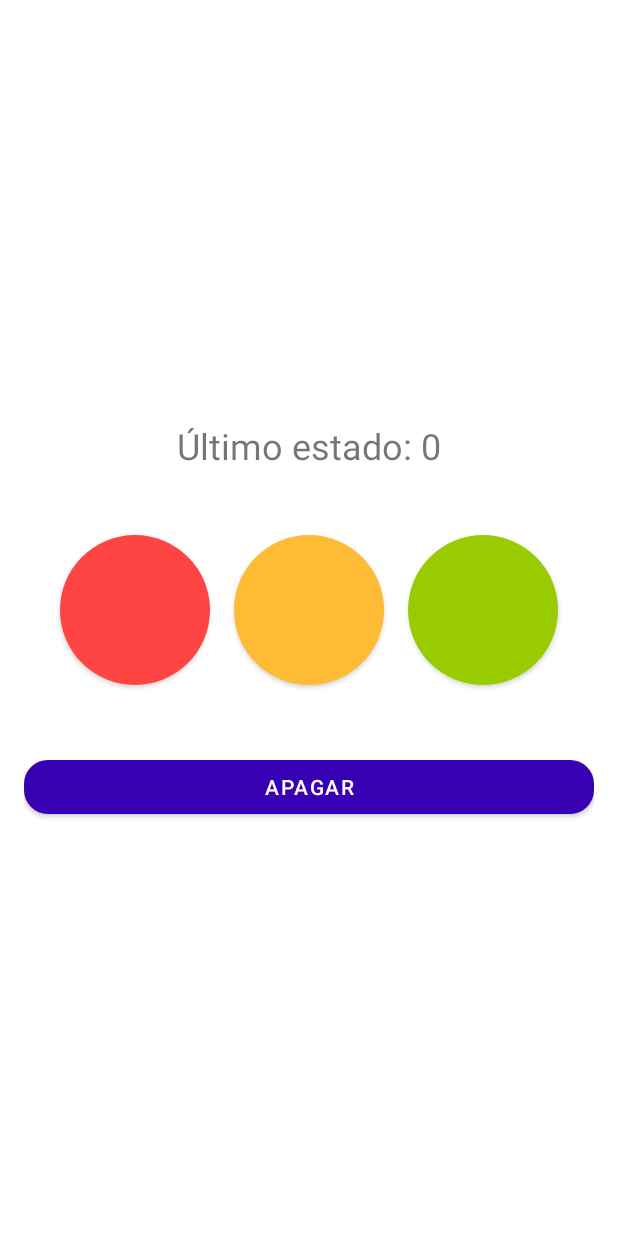
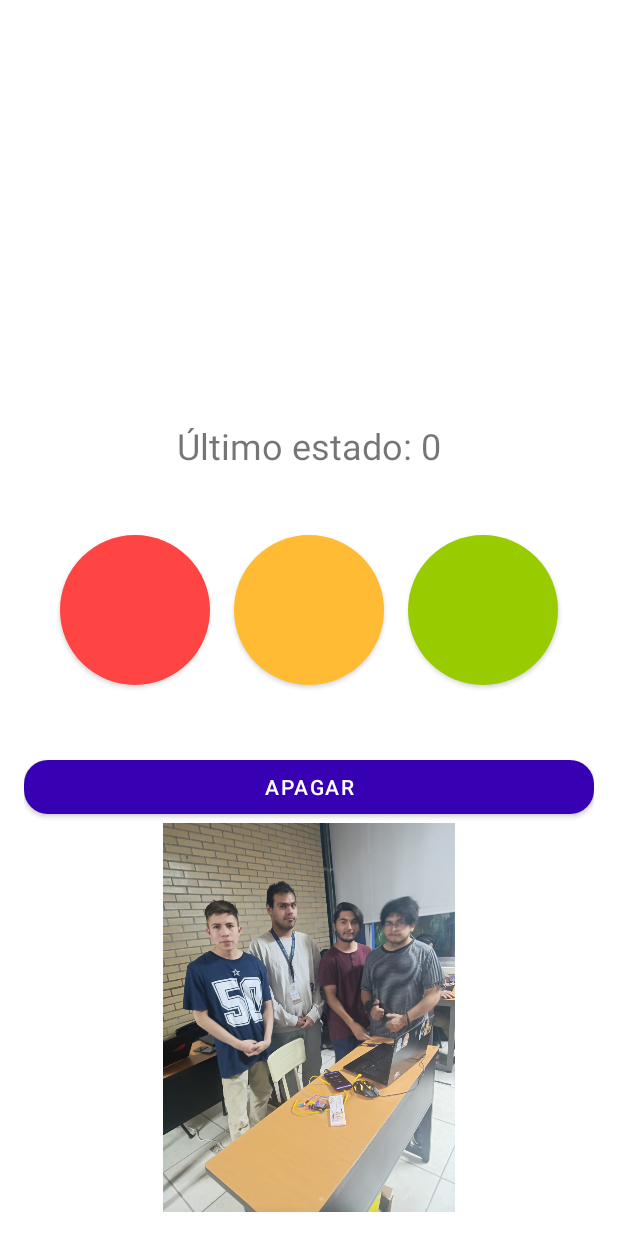
Before and after one commit to PanDuro14/ProyectoUnidad2CarranzaEstradaGallegosMorales, an Android app: the layout fragment_send.xml on its own in the app's theme, with its tools: preview values and no code run, on a phone screen of 412 x 824 dp. Run offline under Robolectric (Android 15) with nearby library versions, the light colour scheme and no system bars.

Commit message:
Cambios casi finales

```diff
--- a/app/src/main/res/layout-land/fragment_send.xml
+++ b/app/src/main/res/layout-land/fragment_send.xml
@@ -1,6 +1,5 @@
 <?xml version="1.0" encoding="utf-8"?>
-<androidx.constraintlayout.widget.ConstraintLayout
-    xmlns:android="http://schemas.android.com/apk/res/android"
+<androidx.constraintlayout.widget.ConstraintLayout xmlns:android="http://schemas.android.com/apk/res/android"
     xmlns:app="http://schemas.android.com/apk/res-auto"
     xmlns:tools="http://schemas.android.com/tools"
     android:id="@+id/frame_send"
@@ -9,24 +8,25 @@
     tools:context=".ui.SendData.SendFragment">
 
     <LinearLayout
+        android:id="@+id/linearLayout2"
         android:layout_width="wrap_content"
         android:layout_height="wrap_content"
+        android:gravity="center_horizontal"
         android:orientation="vertical"
-        android:gravity="center_horizontal"
         android:padding="16dp"
-        app:layout_constraintTop_toTopOf="parent"
         app:layout_constraintBottom_toBottomOf="parent"
+        app:layout_constraintEnd_toEndOf="parent"
         app:layout_constraintStart_toStartOf="parent"
-        app:layout_constraintEnd_toEndOf="parent">
+        app:layout_constraintTop_toTopOf="parent">
 
         <!-- Contenedor horizontal para los focos -->
         <LinearLayout
             android:id="@+id/linearLayout"
             android:layout_width="wrap_content"
             android:layout_height="wrap_content"
-            android:orientation="horizontal"
+            android:layout_marginBottom="24dp"
             android:gravity="center"
-            android:layout_marginBottom="24dp">
+            android:orientation="horizontal">
 
             <!-- Foco Rojo -->
             <com.google.android.material.button.MaterialButton
@@ -34,15 +34,15 @@
                 android:layout_width="100dp"
                 android:layout_height="100dp"
                 android:layout_margin="8dp"
-                android:text=""
                 android:contentDescription="Foco Rojo"
-                app:cornerRadius="50dp"
-                app:backgroundTint="@android:color/holo_red_light"
                 android:elevation="8dp"
                 android:insetLeft="0dp"
+                android:insetTop="0dp"
                 android:insetRight="0dp"
-                android:insetTop="0dp"
-                android:insetBottom="0dp" />
+                android:insetBottom="0dp"
+                android:text=""
+                app:backgroundTint="@android:color/holo_red_light"
+                app:cornerRadius="50dp" />
 
             <!-- Foco Amarillo -->
             <com.google.android.material.button.MaterialButton
@@ -50,15 +50,15 @@
                 android:layout_width="100dp"
                 android:layout_height="100dp"
                 android:layout_margin="8dp"
-                android:text=""
                 android:contentDescription="Foco Amarillo"
-                app:cornerRadius="50dp"
-                app:backgroundTint="@android:color/holo_orange_light"
                 android:elevation="8dp"
                 android:insetLeft="0dp"
+                android:insetTop="0dp"
                 android:insetRight="0dp"
-                android:insetTop="0dp"
-                android:insetBottom="0dp" />
+                android:insetBottom="0dp"
+                android:text=""
+                app:backgroundTint="@android:color/holo_orange_light"
+                app:cornerRadius="50dp" />
 
             <!-- Foco Verde -->
             <com.google.android.material.button.MaterialButton
@@ -66,15 +66,15 @@
                 android:layout_width="100dp"
                 android:layout_height="100dp"
                 android:layout_margin="8dp"
-                android:text=""
                 android:contentDescription="Foco Verde"
-                app:cornerRadius="50dp"
-                app:backgroundTint="@android:color/holo_green_light"
                 android:elevation="8dp"
                 android:insetLeft="0dp"
+                android:insetTop="0dp"
                 android:insetRight="0dp"
-                android:insetTop="0dp"
-                android:insetBottom="0dp" />
+                android:insetBottom="0dp"
+                android:text=""
+                app:backgroundTint="@android:color/holo_green_light"
+                app:cornerRadius="50dp" />
         </LinearLayout>
 
         <!-- TextView debajo de los focos -->
@@ -93,9 +93,21 @@
             android:layout_width="match_parent"
             android:layout_height="wrap_content"
             android:text="Apagar"
-            app:cornerRadius="16dp"
+            android:textColor="@android:color/white"
             app:backgroundTint="@color/purple_700"
-            android:textColor="@android:color/white"/>
+            app:cornerRadius="16dp" />
     </LinearLayout>
 
+    <ImageView
+        android:id="@+id/imageView2"
+        android:layout_width="218dp"
+        android:layout_height="196dp"
+        android:src="@drawable/fotoproyecto"
+        app:layout_constraintBottom_toBottomOf="parent"
+        app:layout_constraintEnd_toEndOf="parent"
+        app:layout_constraintHorizontal_bias="0.0"
+        app:layout_constraintStart_toStartOf="parent"
+        app:layout_constraintTop_toTopOf="parent"
+        app:layout_constraintVertical_bias="0.497" />
+
 </androidx.constraintlayout.widget.ConstraintLayout>
--- a/app/src/main/res/layout/fragment_send.xml
+++ b/app/src/main/res/layout/fragment_send.xml
@@ -91,6 +91,12 @@
             app:backgroundTint="@color/purple_700"
             android:textColor="@android:color/white"/>
 
+        <ImageView
+            android:id="@+id/imageView"
+            android:layout_width="match_parent"
+            android:layout_height="wrap_content"
+            android:src="@drawable/fotoproyecto" />
+
     </LinearLayout>
 
 </androidx.constraintlayout.widget.ConstraintLayout>
```
Also changed, not shown: app/src/main/java/com/example/proyectounidad2carranzaestradagallegosmorales/MainActivity.java (+164 -158 lines), app/src/main/java/com/example/proyectounidad2carranzaestradagallegosmorales/SharedViewModel.java (+30 -16 lines), app/src/main/java/com/example/proyectounidad2carranzaestradagallegosmorales/ui/RecivedData/RecivedFragment.java (+7 -4 lines), app/src/main/res/drawable/fotoproyecto.jpg (added).
